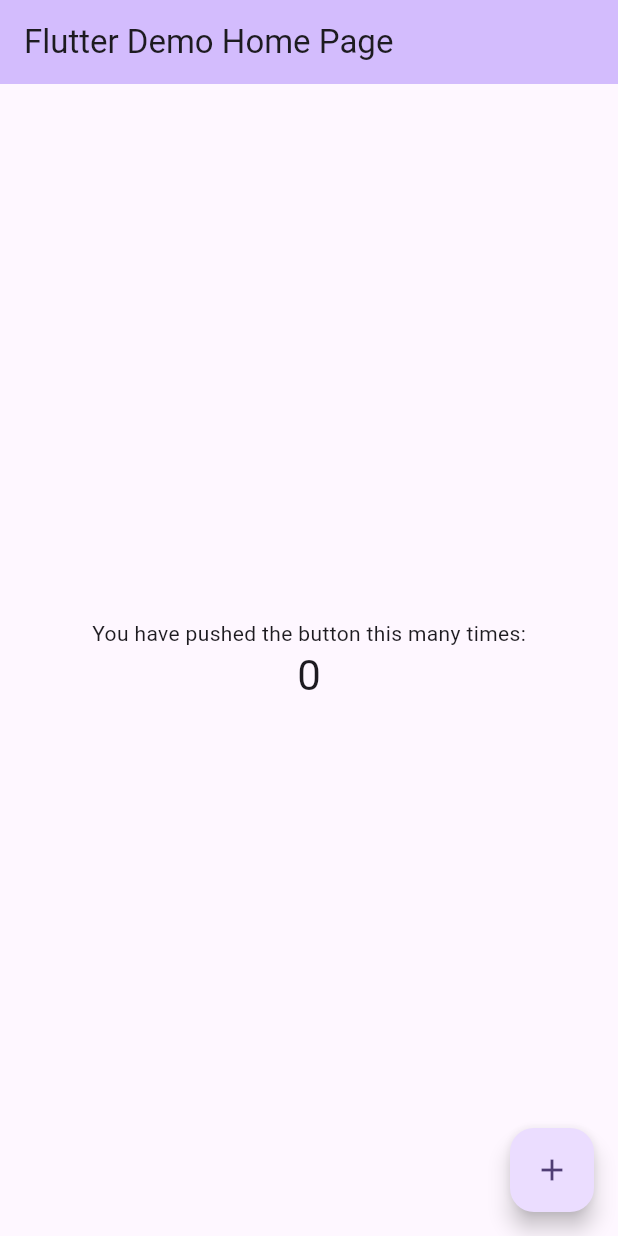
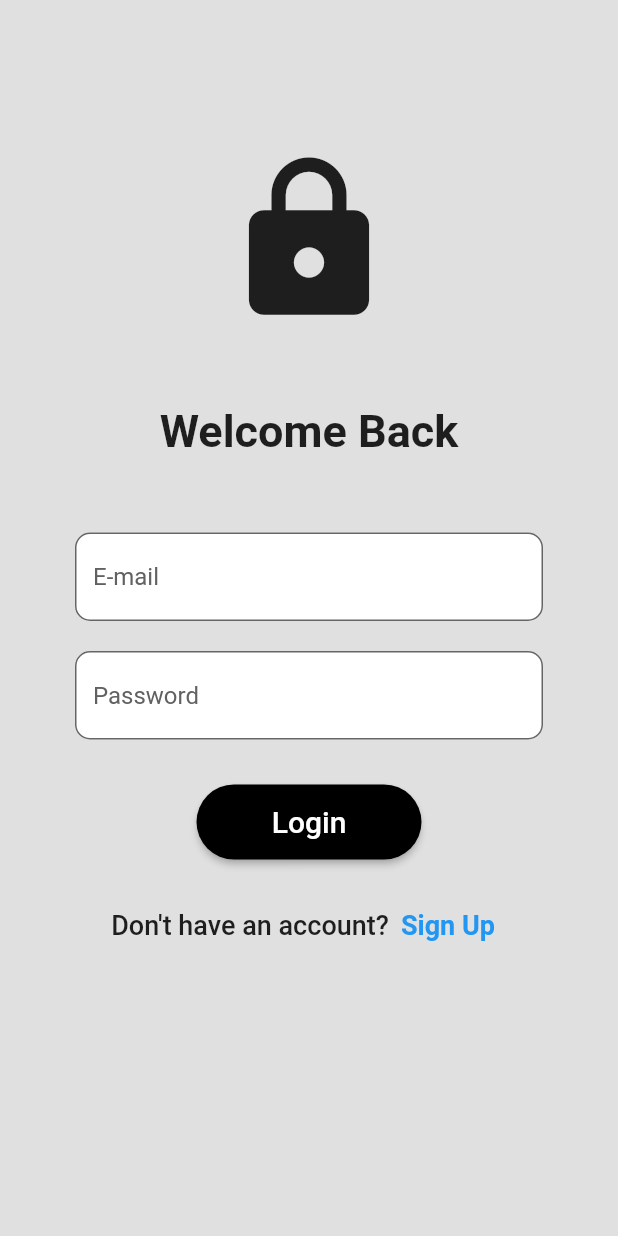
Before and after one commit to Raghav-2104/chat-app, a Flutter app: the screen it shows after launch, on a phone screen of 412 x 824 dp. Run offline on Flutter 3.47's test engine with Material 2 defaults, Android fonts, the phone set to English and light mode, and no system bars; our stand-ins replace cloud_firestore, firebase_auth, firebase_core; accounts and stored records are empty.

```diff
--- /dev/null
+++ b/lib/Auth/auth.dart
@@ -0,0 +1,24 @@
+import 'package:firebase_auth/firebase_auth.dart';
+import 'package:flutter/material.dart';
+import '../Screens/home.dart';
+import 'login_register.dart';
+
+class AuthPage extends StatelessWidget {
+  const AuthPage({super.key});
+
+  @override
+  Widget build(BuildContext context) {
+    return Scaffold(
+      body: StreamBuilder(
+        stream: FirebaseAuth.instance.authStateChanges(),
+        builder: (context, snapshot) {
+          if (snapshot.hasData) {
+            return HomePage();
+          } else {
+            return LoginOrRegister();
+          }
+        },
+      ),
+    );
+  }
+}
--- /dev/null
+++ b/lib/Auth/login_register.dart
@@ -0,0 +1,30 @@
+import 'package:flutter/material.dart';
+
+import '../Screens/login.dart';
+import '../Screens/register.dart';
+
+class LoginOrRegister extends StatefulWidget {
+  const LoginOrRegister({super.key});
+
+  @override
+  State<LoginOrRegister> createState() => _LoginOrRegisterState();
+}
+
+class _LoginOrRegisterState extends State<LoginOrRegister> {
+  bool isLogin = true;
+
+  void toggleScreen() {
+    setState(() {
+      isLogin = !isLogin;
+    });
+  }
+
+  @override
+  Widget build(BuildContext context) {
+    if (isLogin) {
+      return LoginPage(onTap: toggleScreen);
+    } else {
+      return RegisterPage(onTap: toggleScreen);
+    }
+  }
+}
--- /dev/null
+++ b/lib/Screens/login.dart
@@ -0,0 +1,105 @@
+import 'package:firebase_auth/firebase_auth.dart';
+import 'package:flutter/material.dart';
+
+import '../Widgets/button.dart';
+import '../Widgets/text_field.dart';
+
+
+class LoginPage extends StatefulWidget {
+  final Function()? onTap;
+  const LoginPage({super.key, required this.onTap});
+
+  @override
+  State<LoginPage> createState() => _LoginPageState();
+}
+
+class _LoginPageState extends State<LoginPage> {
+  final TextEditingController emailController = TextEditingController();
+  final TextEditingController passwordController = TextEditingController();
+  void signIn() async {
+    showDialog(
+        context: context,
+        builder: (context) {
+          return Center(child: CircularProgressIndicator());
+        });
+    try {
+      await FirebaseAuth.instance.signInWithEmailAndPassword(
+          email: emailController.text, password: passwordController.text);
+      if (context.mounted) {
+        Navigator.pop(context);
+      }
+    } on FirebaseAuthException catch (e) {
+      Navigator.pop(context);
+      displayMessage(e.code);
+    }
+  }
+
+  void displayMessage(String message) {
+    showDialog(
+        context: context,
+        builder: (context) {
+          return AlertDialog(
+            title: Text(message),
+          );
+        });
+  }
+
+  @override
+  Widget build(BuildContext context) {
+    return Scaffold(
+      backgroundColor: Colors.grey[300],
+      body: SafeArea(
+        child: Center(
+          child: Column(children: [
+            const SizedBox(height: 100),
+            const Icon(Icons.lock, size: 120),
+            const SizedBox(height: 50),
+            const Text('Welcome Back',
+                style: TextStyle(fontSize: 30, fontWeight: FontWeight.bold)),
+            const SizedBox(height: 50),
+            Padding(
+              padding: const EdgeInsets.symmetric(horizontal:50.0),
+              child: MyTextField(
+                  controller: emailController,
+                  hintText: 'E-mail',
+                  ObscureText: false),
+            ),
+            const SizedBox(height: 20),
+            Padding(
+              padding: const EdgeInsets.symmetric(horizontal:50.0),
+              child: MyTextField(
+                  controller: passwordController,
+                  hintText: 'Password',
+                  ObscureText: true),
+            ),
+            const SizedBox(height: 30),
+            MyButton(onTap: signIn, text: 'Login'),
+            const SizedBox(height: 20),
+            Row(
+              mainAxisAlignment: MainAxisAlignment.center,
+              children: [
+                const Text(
+                  'Don\'t have an account?',
+                  style: TextStyle(
+                    fontSize: 18,
+                    fontWeight: FontWeight.w500,
+                  ),
+                ),
+                TextButton(
+                  onPressed: widget.onTap,
+                  child: const Text(
+                    'Sign Up',
+                    style: TextStyle(
+                      fontSize: 18,
+                      fontWeight: FontWeight.bold,
+                    ),
+                  ),
+                ),
+              ],
+            ),
+          ]),
+        ),
+      ),
+    );
+  }
+}
--- /dev/null
+++ b/lib/Widgets/button.dart
@@ -0,0 +1,25 @@
+import 'package:flutter/material.dart';
+
+class MyButton extends StatelessWidget {
+  final Function()? onTap;
+  final String text;
+  const MyButton({super.key, required this.onTap, required this.text});
+
+  @override
+  Widget build(BuildContext context) {
+    return ElevatedButton(
+      onPressed: onTap,
+      style: ElevatedButton.styleFrom(
+        minimumSize: const Size(150, 50),
+        shape: RoundedRectangleBorder(
+          borderRadius: BorderRadius.circular(30),
+        ),
+        backgroundColor: Colors.black,
+      ),
+      child:Text(
+        text,
+        style: const TextStyle(fontSize: 20),
+      ),
+    );
+  }
+}
--- /dev/null
+++ b/lib/Widgets/text_field.dart
@@ -0,0 +1,25 @@
+import 'package:flutter/material.dart';
+
+class MyTextField extends StatelessWidget {
+  final TextEditingController controller;
+  final String hintText;
+  final bool ObscureText;
+  const MyTextField({super.key,required this.controller,required this.hintText,required this.ObscureText});
+
+  @override
+  Widget build(BuildContext context) {
+    return TextField(
+      controller: controller,
+      obscureText: ObscureText,
+      decoration: InputDecoration(
+        hintText: hintText,
+        hintStyle: TextStyle(color: Colors.grey[700]),
+        border: OutlineInputBorder(
+          borderRadius: BorderRadius.circular(10),
+        ),
+        fillColor: Colors.white,
+        filled: true,
+      ),
+    );
+  }
+}
--- a/lib/main.dart
+++ b/lib/main.dart
@@ -1,6 +1,14 @@
+import 'package:firebase_core/firebase_core.dart';
 import 'package:flutter/material.dart';
 
-void main() {
+import 'Auth/auth.dart';
+import 'firebase_options.dart';
+
+void main() async {
+  WidgetsFlutterBinding.ensureInitialized();
+  await Firebase.initializeApp(
+    options: DefaultFirebaseOptions.currentPlatform,
+  );
   runApp(const MyApp());
 }
 
@@ -10,116 +18,8 @@ class MyApp extends StatelessWidget {
   // This widget is the root of your application.
   @override
   Widget build(BuildContext context) {
-    return MaterialApp(
-      title: 'Flutter Demo',
-      theme: ThemeData(
-        // This is the theme of your application.
-        //
-        // TRY THIS: Try running your application with "flutter run". You'll see
-        // the application has a blue toolbar. Then, without quitting the app,
-        // try changing the seedColor in the colorScheme below to Colors.green
-        // and then invoke "hot reload" (save your changes or press the "hot
-        // reload" button in a Flutter-supported IDE, or press "r" if you used
-        // the command line to start the app).
-        //
-        // Notice that the counter didn't reset back to zero; the application
-        // state is not lost during the reload. To reset the state, use hot
-        // restart instead.
-        //
-        // This works for code too, not just values: Most code changes can be
-        // tested with just a hot reload.
-        colorScheme: ColorScheme.fromSeed(seedColor: Colors.deepPurple),
-        useMaterial3: true,
-      ),
-      home: const MyHomePage(title: 'Flutter Demo Home Page'),
+    return const MaterialApp(
+      home: AuthPage(),
     );
   }
 }
-
-class MyHomePage extends StatefulWidget {
-  const MyHomePage({super.key, required this.title});
-
-  // This widget is the home page of your application. It is stateful, meaning
-  // that it has a State object (defined below) that contains fields that affect
-  // how it looks.
-
-  // This class is the configuration for the state. It holds the values (in this
-  // case the title) provided by the parent (in this case the App widget) and
-  // used by the build method of the State. Fields in a Widget subclass are
-  // always marked "final".
-
-  final String title;
-
-  @override
-  State<MyHomePage> createState() => _MyHomePageState();
-}
-
-class _MyHomePageState extends State<MyHomePage> {
-  int _counter = 0;
-
-  void _incrementCounter() {
-    setState(() {
-      // This call to setState tells the Flutter framework that something has
-      // changed in this State, which causes it to rerun the build method below
-      // so that the display can reflect the updated values. If we changed
-      // _counter without calling setState(), then the build method would not be
-      // called again, and so nothing would appear to happen.
-      _counter++;
-    });
-  }
-
-  @override
-  Widget build(BuildContext context) {
-    // This method is rerun every time setState is called, for instance as done
-    // by the _incrementCounter method above.
-    //
-    // The Flutter framework has been optimized to make rerunning build methods
-    // fast, so that you can just rebuild anything that needs updating rather
-    // than having to individually change instances of widgets.
-    return Scaffold(
-      appBar: AppBar(
-        // TRY THIS: Try changing the color here to a specific color (to
-        // Colors.amber, perhaps?) and trigger a hot reload to see the AppBar
-        // change color while the other colors stay the same.
-        backgroundColor: Theme.of(context).colorScheme.inversePrimary,
-        // Here we take the value from the MyHomePage object that was created by
-        // the App.build method, and use it to set our appbar title.
-        title: Text(widget.title),
-      ),
-      body: Center(
-        // Center is a layout widget. It takes a single child and positions it
-        // in the middle of the parent.
-        child: Column(
-          // Column is also a layout widget. It takes a list of children and
-          // arranges them vertically. By default, it sizes itself to fit its
-          // children horizontally, and tries to be as tall as its parent.
-          //
-          // Column has various properties to control how it sizes itself and
-          // how it positions its children. Here we use mainAxisAlignment to
-          // center the children vertically; the main axis here is the vertical
-          // axis because Columns are vertical (the cross axis would be
-          // horizontal).
-          //
-          // TRY THIS: Invoke "debug painting" (choose the "Toggle Debug Paint"
-          // action in the IDE, or press "p" in the console), to see the
-          // wireframe for each widget.
-          mainAxisAlignment: MainAxisAlignment.center,
-          children: <Widget>[
-            const Text(
-              'You have pushed the button this many times:',
-            ),
-            Text(
-              '$_counter',
-              style: Theme.of(context).textTheme.headlineMedium,
-            ),
-          ],
-        ),
-      ),
-      floatingActionButton: FloatingActionButton(
-        onPressed: _incrementCounter,
-        tooltip: 'Increment',
-        child: const Icon(Icons.add),
-      ), // This trailing comma makes auto-formatting nicer for build methods.
-    );
-  }
-}
--- a/pubspec.yaml
+++ b/pubspec.yaml
@@ -35,7 +35,9 @@ dependencies:
   # The following adds the Cupertino Icons font to your application.
   # Use with the CupertinoIcons class for iOS style icons.
   cupertino_icons: ^1.0.2
-
+  firebase_core: ^2.14.0
+  firebase_auth: ^4.6.3
+  cloud_firestore: ^4.8.1
 dev_dependencies:
   flutter_test:
     sdk: flutter
```
Also changed, not shown: lib/Screens/home.dart (added, +10 -0 lines), lib/Screens/register.dart (added, +131 -0 lines), lib/firebase_options.dart (added), pubspec.lock, 8 other files.
